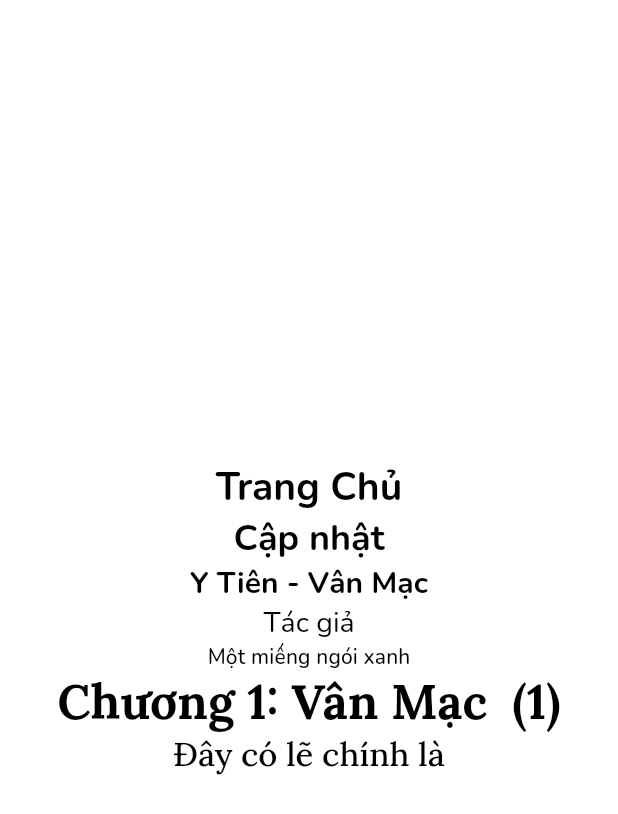
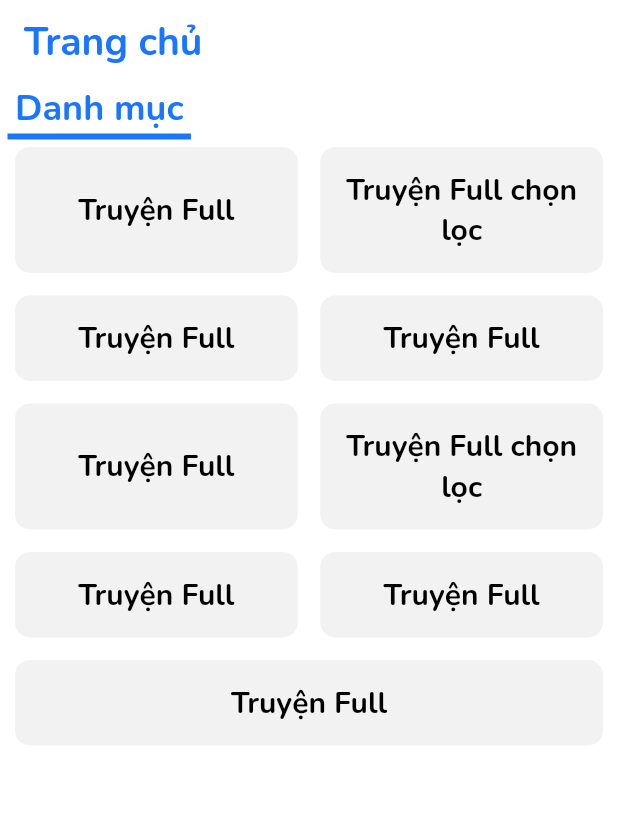
Before and after one commit to Site-Project/story-book, a Flutter app: the screen it shows after launch, on a phone screen of 412 x 824 dp. Shown: the top 814 px of the screen. Run offline on Flutter 3.47's test engine with Material 2 defaults, Android fonts, the phone set to English and light mode, and no system bars; our stand-ins replace equatable, flutter_svg, google_fonts; statements that could not run were skipped.

Commit message:
add UI to home screen

```diff
--- a/lib/src/config/app_router.dart
+++ b/lib/src/config/app_router.dart
@@ -12,7 +12,7 @@ class AppRouter {
         case RouteNames.initial:
           return const SplashScreen();
         case RouteNames.home:
-          return const HomeScreen();
+          return HomeScreen();
         default:
           return const NotFoundScreen();
       }
--- a/lib/src/models/category.dart
+++ /dev/null
@@ -1,6 +0,0 @@
-import 'package:equatable/equatable.dart';
-
-class Category extends Equatable {
-  @override
-  List<Object?> get props => throw UnimplementedError();
-}
--- /dev/null
+++ b/lib/src/models/category_book.dart
@@ -0,0 +1,25 @@
+import 'package:equatable/equatable.dart';
+
+class CategoryBook extends Equatable {
+  late final int _id;
+  final String? name;
+
+  int get id => _id;
+
+  CategoryBook({required int id, this.name}) {
+    _id = id;
+  }
+
+  CategoryBook fromJson(Map<String, dynamic> json) {
+    return CategoryBook(
+      id: json['id'],
+      name: json['name'],
+    );
+  }
+
+  @override
+  List<Object?> get props => [
+        _id,
+        name,
+      ];
+}
--- /dev/null
+++ b/lib/src/models/story_book.dart
@@ -0,0 +1,6 @@
+import 'package:equatable/equatable.dart';
+
+class StoryBook extends Equatable {
+  @override
+  List<Object?> get props => [];
+}
--- a/lib/src/screens/home_screen.dart
+++ b/lib/src/screens/home_screen.dart
@@ -1,7 +1,8 @@
 import 'package:flutter/material.dart';
-import 'package:http/http.dart' as http;
 
-import '../services/category_service/category_service_impl.dart';
+import '../models/category_book.dart';
+import '../shared/constants/app_constants.dart' as constants;
+import '../shared/styles/app_colors.dart';
 
 class HomeScreen extends StatefulWidget {
   const HomeScreen({super.key});
@@ -11,51 +12,115 @@ class HomeScreen extends StatefulWidget {
 }
 
 class _HomeScreenState extends State<HomeScreen> {
-  final categoryService = CategoryServiceImpl(http.Client());
+  @override
+  Widget build(BuildContext context) {
+    final categories = [
+      CategoryBook(id: 0, name: 'Truyện Full'),
+      CategoryBook(id: 1, name: 'Truyện Full chọn lọc'),
+      CategoryBook(id: 0, name: 'Truyện Full'),
+      CategoryBook(id: 0, name: 'Truyện Full'),
+      CategoryBook(id: 0, name: 'Truyện Full'),
+      CategoryBook(id: 1, name: 'Truyện Full chọn lọc'),
+      CategoryBook(id: 0, name: 'Truyện Full'),
+      CategoryBook(id: 0, name: 'Truyện Full'),
+      CategoryBook(id: 0, name: 'Truyện Full'),
+    ];
+    final theme = Theme.of(context);
+    return Scaffold(
+      appBar: AppBar(
+        automaticallyImplyLeading: false,
+        title: Text(
+          constants.Home.title,
+          style: theme.textTheme.displayMedium?.copyWith(
+            color: AppColors.primary,
+          ),
+        ),
+        leadingWidth: 0.0,
+        centerTitle: false,
+      ),
+      body: Column(
+        crossAxisAlignment: CrossAxisAlignment.start,
+        children: [
+          Container(
+            padding: const EdgeInsets.symmetric(horizontal: 5),
+            margin: const EdgeInsets.symmetric(horizontal: 5),
+            decoration: const BoxDecoration(
+              border: Border(
+                bottom: BorderSide(
+                  color: AppColors.primary,
+                  width: 4,
+                ),
+              ),
+            ),
+            child: Text(
+              constants.Home.category,
+              style: theme.textTheme.displaySmall?.copyWith(
+                color: AppColors.primary,
+              ),
+            ),
+          ),
+          Flexible(
+            child: SingleChildScrollView(
+              padding: const EdgeInsets.symmetric(horizontal: 10, vertical: 5),
+              child: Column(children: [
+                ...List.generate((categories.length / 2).ceil(), (index) {
+                  int leftItem = (2 * index);
+                  int rightItem = (2 * index) + 1;
+                  return IntrinsicHeight(
+                    child: Padding(
+                      padding: const EdgeInsets.only(bottom: 15),
+                      child: Row(
+                        crossAxisAlignment: CrossAxisAlignment.stretch,
+                        children: [
+                          leftItem < categories.length
+                              ? CategoryItem(data: categories[leftItem])
+                              : const SizedBox.shrink(),
+                          SizedBox(
+                              width: rightItem < categories.length ? 15 : 0),
+                          rightItem < categories.length
+                              ? CategoryItem(data: categories[rightItem])
+                              : const SizedBox.shrink(),
+                        ],
+                      ),
+                    ),
+                  );
+                }),
+              ]),
+            ),
+          )
+        ],
+      ),
+    );
+  }
+}
 
-  void checkData() async {
-    final x = await categoryService.getCategories();
-  }
+class CategoryItem extends StatelessWidget {
+  final CategoryBook data;
+  const CategoryItem({
+    super.key,
+    required this.data,
+  });
 
   @override
   Widget build(BuildContext context) {
-    checkData();
-
-    return Scaffold(
-      body: Container(
-        alignment: Alignment.center,
-        child: Column(
-          mainAxisAlignment: MainAxisAlignment.center,
-          children: [
-            Text(
-              "Trang Chủ",
-              style: Theme.of(context).textTheme.displayMedium,
-            ),
-            Text(
-              "Cập nhật",
-              style: Theme.of(context).textTheme.displaySmall,
-            ),
-            Text(
-              "Y Tiên - Vân Mạc",
-              style: Theme.of(context).textTheme.titleLarge,
-            ),
-            Text(
-              "Tác giả",
-              style: Theme.of(context).textTheme.titleMedium,
-            ),
-            Text(
-              "Một miếng ngói xanh",
-              style: Theme.of(context).textTheme.titleSmall,
-            ),
-            Text(
-              "Chương 1: Vân Mạc  (1)",
-              style: Theme.of(context).textTheme.displayLarge,
-            ),
-            Text(
-              "Đây có lẽ chính là",
-              style: Theme.of(context).textTheme.bodyMedium,
-            ),
-          ],
+    final String title = data.name ?? '';
+    return Flexible(
+      child: InkWell(
+        child: Container(
+          alignment: Alignment.center,
+          padding: const EdgeInsets.symmetric(
+            vertical: 15,
+            horizontal: 15,
+          ),
+          decoration: BoxDecoration(
+            color: AppColors.onPrimary,
+            borderRadius: BorderRadius.circular(10),
+          ),
+          child: Text(
+            title,
+            style: Theme.of(context).textTheme.titleLarge,
+            textAlign: TextAlign.center,
+          ),
         ),
       ),
     );
--- a/lib/src/screens/splash_screen.dart
+++ b/lib/src/screens/splash_screen.dart
@@ -1,7 +1,7 @@
 import 'package:flutter/material.dart';
 import 'package:flutter_svg/flutter_svg.dart';
+
 import '../shared/constants/app_assets.dart';
-
 import '../shared/constants/app_constants.dart';
 
 class SplashScreen extends StatelessWidget {
--- a/lib/src/services/category_service/category_service.dart
+++ b/lib/src/services/category_service/category_service.dart
@@ -1,11 +1,11 @@
 import 'package:http/http.dart' as http;
 
-import '../../models/category.dart';
+import '../../models/category_book.dart';
 
 abstract class CategoryService {
   final http.Client httpClient;
 
   CategoryService({required this.httpClient});
 
-  Future<List<Category>> getCategories();
+  Future<List<CategoryBook>> getCategories();
 }
--- a/lib/src/services/category_service/category_service_impl.dart
+++ b/lib/src/services/category_service/category_service_impl.dart
@@ -2,7 +2,7 @@ import 'package:http/http.dart' as http;
 
 import '../../config/app_config.dart';
 import '../../config/app_config_constants.dart';
-import '../../models/category.dart';
+import '../../models/category_book.dart';
 import 'category_service.dart';
 
 class CategoryServiceImpl implements CategoryService {
@@ -11,7 +11,7 @@ class CategoryServiceImpl implements CategoryService {
   CategoryServiceImpl(this.client);
 
   @override
-  Future<List<Category>> getCategories() async {
+  Future<List<CategoryBook>> getCategories() async {
     try {
       final uri = Uri(
         scheme: 'https',
--- a/lib/src/shared/constants/app_constants.dart
+++ b/lib/src/shared/constants/app_constants.dart
@@ -1,3 +1,8 @@
+class Home {
+  static const String title = "Trang chủ";
+  static const String category = "Danh mục";
+}
+
 class RouteNames {
   static const String initial = '/';
   static const String home = '/home';
--- a/pubspec.yaml
+++ b/pubspec.yaml
@@ -36,6 +36,8 @@ dependencies:
   flutter_svg: ^2.0.5
   http: ^0.13.5
   equatable: ^2.0.5
+  flutter_bloc: ^8.1.2
+  bloc: ^8.1.1
 
 dev_dependencies:
   flutter_test:
```
